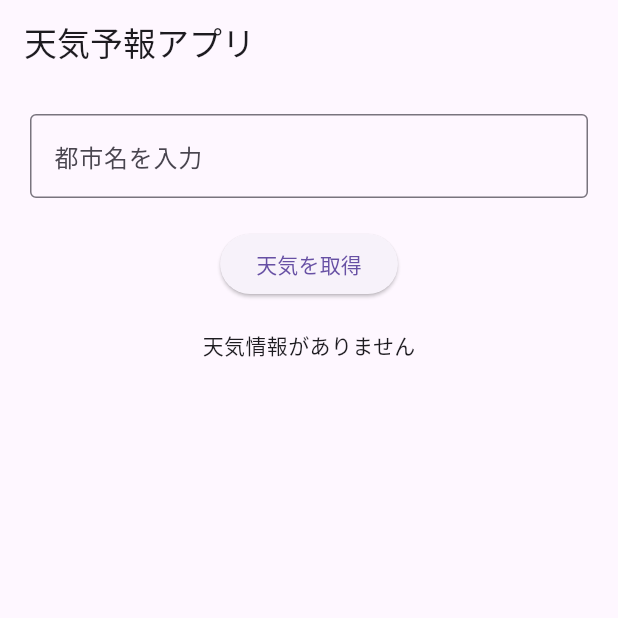
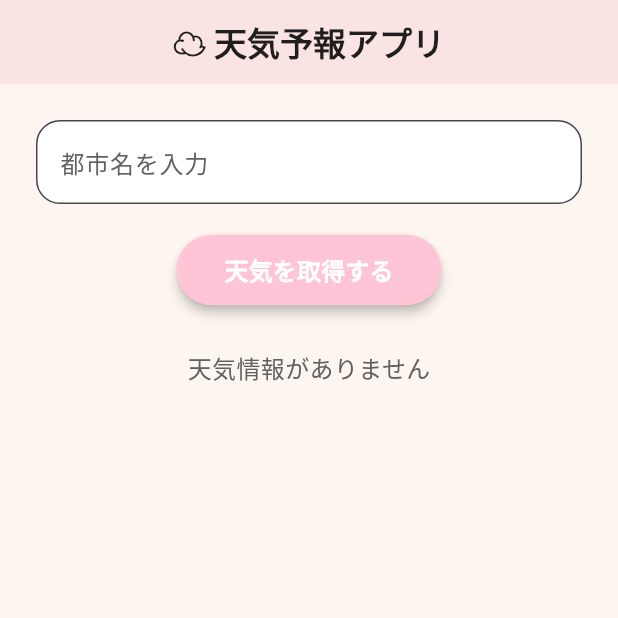
Before and after one commit to bpmsK/weather_app, a Flutter app: the screen it shows after launch, on a phone screen of 412 x 824 dp, the top half of it. Run offline on Flutter 3.47's test engine with Material 3 defaults, Android fonts, the phone set to English and light mode, and no system bars.

Commit message:
可愛くした

```diff
--- a/lib/screens/home_screen.dart
+++ b/lib/screens/home_screen.dart
@@ -10,49 +10,114 @@ class HomeScreen extends StatelessWidget {
     final weatherProvider = Provider.of<WeatherProvider>(context);
 
     return Scaffold(
-      appBar: AppBar(title: Text('天気予報アプリ')),
+      backgroundColor: Color(0xFFFDF6F0), // パステルピンクベージュ
+      appBar: AppBar(
+        title: Text('☁ 天気予報アプリ'),
+        backgroundColor: Color(0xFFFAE3E3),
+        elevation: 0,
+        centerTitle: true,
+        titleTextStyle: TextStyle(
+          color: Colors.black87,
+          fontSize: 22,
+          fontWeight: FontWeight.bold,
+        ),
+        iconTheme: IconThemeData(color: Colors.black),
+      ),
       body: Padding(
-        padding: EdgeInsets.all(20),
+        padding: EdgeInsets.all(24),
         child: Column(
           children: [
             TextField(
               controller: _cityController,
               decoration: InputDecoration(
                 labelText: '都市名を入力',
-                border: OutlineInputBorder(),
+                labelStyle: TextStyle(color: Colors.grey[700]),
+                filled: true,
+                fillColor: Colors.white,
+                border: OutlineInputBorder(
+                  borderRadius: BorderRadius.circular(16),
+                ),
               ),
             ),
             SizedBox(height: 20),
             ElevatedButton(
-              child: Text('天気を取得'),
               onPressed: () {
                 weatherProvider.getWeather(_cityController.text);
               },
+              style: ElevatedButton.styleFrom(
+                backgroundColor: Color(0xFFFFC4D6), // かわいいピンク
+                padding: EdgeInsets.symmetric(horizontal: 32, vertical: 12),
+                shape: RoundedRectangleBorder(
+                  borderRadius: BorderRadius.circular(30),
                 ),
-            SizedBox(height: 20),
+                elevation: 3,
+              ),
+              child: Text(
+                '天気を取得する',
+                style: TextStyle(
+                  fontSize: 16,
+                  fontWeight: FontWeight.bold,
+                  color: Colors.white,
+                ),
+              ),
+            ),
+            SizedBox(height: 30),
             weatherProvider.isLoading
-                ? CircularProgressIndicator()
+                ? CircularProgressIndicator(
+                    color: Color(0xFFFF9AA2),
+                  )
                 : weatherProvider.weather != null
-                    ? Column(
+                    ? Card(
+                        shape: RoundedRectangleBorder(
+                          borderRadius: BorderRadius.circular(20),
+                        ),
+                        color: Colors.white,
+                        elevation: 4,
+                        child: Padding(
+                          padding: const EdgeInsets.all(24.0),
+                          child: Column(
                             children: [
                               Text(
                                 '${weatherProvider.weather!.cityName}',
-                            style: TextStyle(fontSize: 24),
+                                style: TextStyle(
+                                  fontSize: 24,
+                                  fontWeight: FontWeight.bold,
+                                  color: Colors.pinkAccent,
                                 ),
+                              ),
+                              SizedBox(height: 10),
                               Text(
                                 '${weatherProvider.weather!.temperature}°C',
-                            style: TextStyle(fontSize: 48),
+                                style: TextStyle(
+                                  fontSize: 48,
+                                  fontWeight: FontWeight.w500,
+                                  color: Colors.deepOrangeAccent,
                                 ),
+                              ),
+                              SizedBox(height: 6),
                               Text(
                                 '${weatherProvider.weather!.description}',
-                            style: TextStyle(fontSize: 20),
+                                style: TextStyle(
+                                  fontSize: 20,
+                                  color: Colors.grey[600],
                                 ),
+                              ),
+                              SizedBox(height: 10),
                               Image.network(
                                 'https://openweathermap.org/img/wn/${weatherProvider.weather!.icon}@2x.png',
+                                scale: 1.0,
                               ),
                             ],
+                          ),
+                        ),
                       )
-                    : Text('天気情報がありません'),
+                    : Text(
+                        '天気情報がありません',
+                        style: TextStyle(
+                          fontSize: 16,
+                          color: Colors.grey[700],
+                        ),
+                      ),
           ],
         ),
       ),
```
Lines whose indentation alone changed are shown as unchanged.
